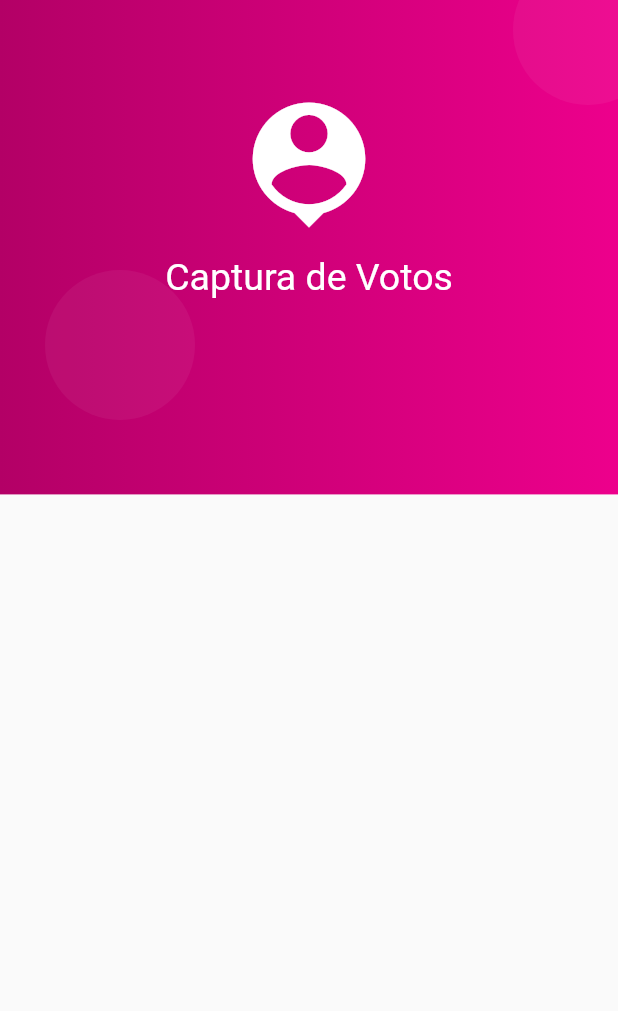
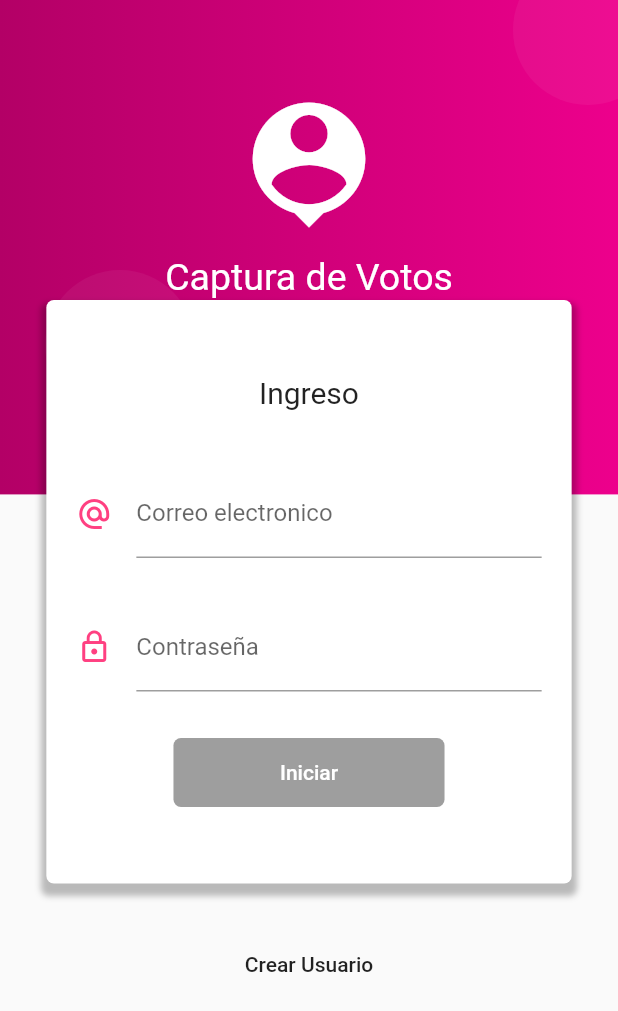
Before and after one commit to vjkc09/demo-ia-images, a Flutter app: the screen it shows after launch, on a phone screen of 412 x 824 dp. Shown: the top 1011 px of the screen. Run offline on Flutter 3.47's test engine with Material 2 defaults, Android fonts, the phone set to English and light mode, and no system bars.

Commit message:
feat: diseño formulario login

```diff
--- a/lib/src/pages/login_page.dart
+++ b/lib/src/pages/login_page.dart
@@ -13,7 +13,7 @@ class LoginPage extends StatelessWidget {
       body: Stack(
       children: <Widget>[
         _crearFondo(size, orientation),
-       // _loginForm(context, size),
+        _loginForm(context, size),
       ],
     ),
     );
@@ -21,7 +21,8 @@ class LoginPage extends StatelessWidget {
 
     Widget _crearFondo(size, orientation) {
     final fondo = Container(
-      height: (orientation == Orientation.portrait ) ?  size.height * 0.40 :  size.height * 0.60 ,
+      height: (orientation == Orientation.portrait )
+      ?  size.height * 0.40 :  size.height * 0.60 ,
       width: double.infinity,
       decoration: BoxDecoration(
           gradient: LinearGradient(colors: <Color>[
@@ -68,4 +69,125 @@ class LoginPage extends StatelessWidget {
       ],
     );
   }
+
+  Widget _loginForm(BuildContext context, size) {
+    //final bloc = Provider.of(context);
+
+    return SingleChildScrollView(
+      child: Column(
+        children: <Widget>[
+          SafeArea(
+              child: Container(
+              height: 200.0,)
+            ),
+          Container(
+            width: size.width * 0.85,
+            padding: EdgeInsets.symmetric(vertical: 50.0),
+            decoration: BoxDecoration(
+                color: Colors.white,
+                borderRadius: BorderRadius.circular(5.0),
+                boxShadow: <BoxShadow>[
+                  BoxShadow(
+                      color: Colors.black26,
+                      blurRadius: 3.0,
+                      offset: Offset(0.0, 5.0),
+                      spreadRadius: 3.0)
+                ]),
+            child: Column(
+              children: [
+                Text('Ingreso', style: TextStyle(fontSize: 20.0)),
+                SizedBox(height: 40.0),
+                _crearEmail(),
+                SizedBox(height: 30.0),
+                _crearPassword(),
+                SizedBox(height: 30.0),
+                _crearBoton(),
+              ],
+            ),
+          ),
+          SizedBox(height: 30.0),
+          FlatButton(
+              onPressed: () =>
+                  Navigator.pushReplacementNamed(context, 'registro'),
+              child: Text('Crear Usuario')),
+          SizedBox(
+            height: 100.0,
+          )
+        ],
+      ),
+    );
+  }
+
+  Widget _crearEmail() {
+    return StreamBuilder(
+        builder: (BuildContext context, AsyncSnapshot snapshot) {
+          return Container(
+            padding: EdgeInsets.symmetric(horizontal: 20.0),
+            child: TextField(
+              keyboardType: TextInputType.emailAddress,
+              decoration: InputDecoration(
+                  icon: Icon(
+                    Icons.alternate_email,
+                    color: Colors.pinkAccent,
+                  ),
+                  hintText: 'ejemplo@correo.com',
+                  labelText: 'Correo electronico',
+                  counterText: snapshot.data,
+                  errorText: snapshot.error),
+              onChanged: null,
+            ),
+          );
+        });
+  }
+
+  Widget _crearPassword( ) {
+    return StreamBuilder(
+        builder: (BuildContext context, AsyncSnapshot snapshot) {
+          return Container(
+            padding: EdgeInsets.symmetric(horizontal: 20.0),
+            child: TextField(
+              obscureText: true,
+              decoration: InputDecoration(
+                  icon: Icon(
+                    Icons.lock_outline,
+                    color: Colors.pinkAccent,
+                  ),
+                  labelText: 'Contraseña',
+                  counterText: snapshot.data,
+                  errorText: snapshot.error),
+             // onChanged: (value) => changePassword(value),
+            ),
+          );
+        });
+  }
+
+
+  Widget _crearBoton() {
+    return StreamBuilder(
+        builder: (BuildContext context, AsyncSnapshot snapshot) {
+          return RaisedButton(
+            shape: RoundedRectangleBorder(
+                borderRadius: BorderRadius.circular(5.0)),
+            elevation: 0.5,
+            color: Colors.pinkAccent,
+            textColor: Colors.white,
+            child: Container(
+              padding: EdgeInsets.symmetric(horizontal: 55.0, vertical: 15.0),
+              child: Text('Iniciar'),
+            ),
+           // onPressed: snapshot.hasData ? () => _login(context, bloc) : null,
+          );
+        });
+  }
+
+  /* _login(BuildContext context, LoginBloc bloc) async {
+    Map info = await usuarioProvider.login(bloc.email, bloc.password);
+
+    if (info['ok']) {
+      Navigator.pushReplacementNamed(context, 'home');
+    } else {
+      utils.mostrarAlerta(context, info['mensaje']);
+    }
+  } */
+
 }
```
